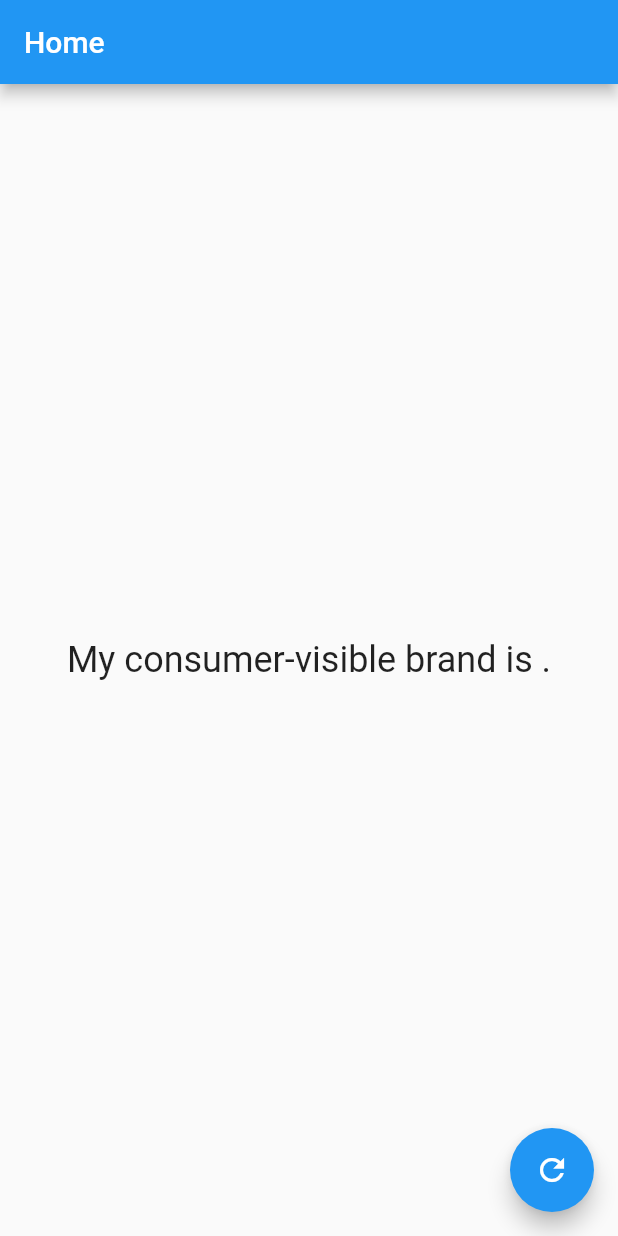
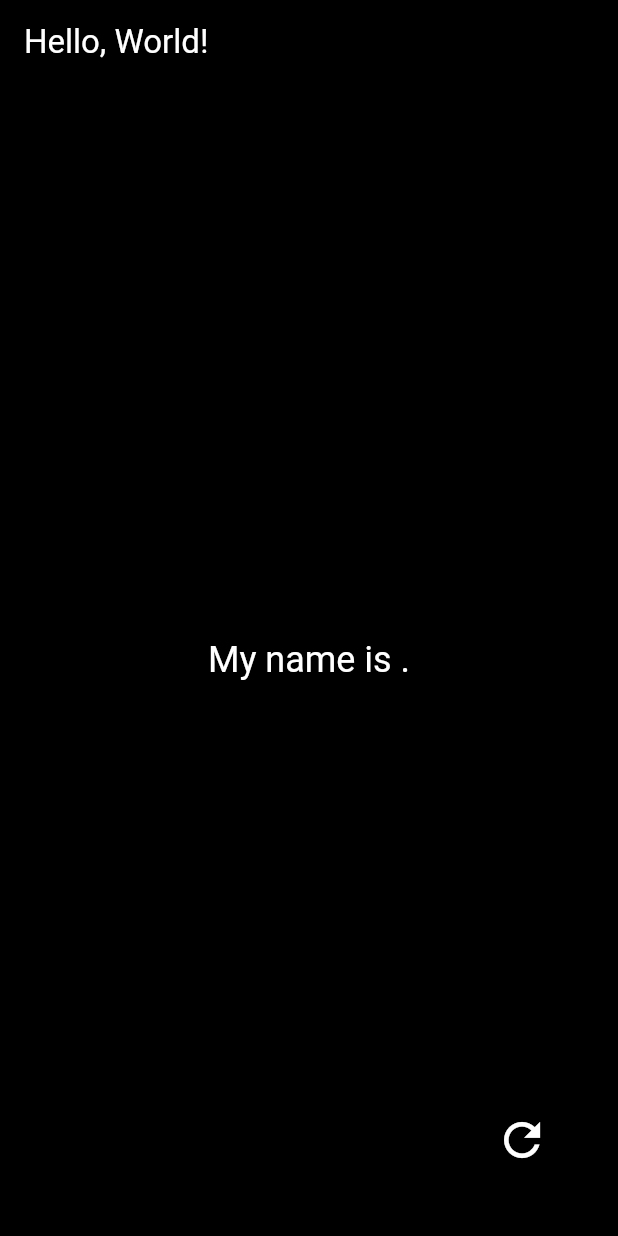
Before and after one commit to aurelitec/hello_world_informed, a Flutter app: the screen it shows after launch, after a tap on the "refresh" icon, on a phone screen of 412 x 824 dp. Run offline on Flutter 3.47's test engine with Material 2 defaults, Android fonts, the phone set to English and light mode, and no system bars; our stand-ins replace device_info_plus.

Commit message:
feat: Add the rest of the Android info bits
Also improve home screen UI.

```diff
--- /dev/null
+++ b/lib/common/app_strings.dart
@@ -0,0 +1,17 @@
+// Copyright 2017-2022 TechAurelian. All rights reserved.
+// Use of this source code is governed by an MIT-style license that can be
+// found in the LICENSE file.
+
+/// String constants used in the user interface of the app.
+
+const String appName = 'Hello World Informed';
+
+// -----------------------------------------------------------------------------------------------
+// Home Screen
+// -----------------------------------------------------------------------------------------------
+
+const String homeScreenTitle = 'Hello, World!';
+const String homeFabTooltip = 'Next random info bit';
+const String shareAction = 'Share...';
+const String rateAction = 'Rate app';
+const String appHomeAction = 'App homepage';
--- a/lib/data/info_bits.dart
+++ b/lib/data/info_bits.dart
@@ -23,47 +23,217 @@ Future<void> buildInfoBits() async {
   DeviceInfoPlugin deviceInfo = DeviceInfoPlugin();
   AndroidDeviceInfo info = await deviceInfo.androidInfo;
 
-  _addInfo('board', 'My underlying board is {INFO}.', info.board);
+  _addInfo(
+    'board',
+    'My underlying board is {INFO}.',
+    info.board,
+  );
 
-  _addInfo('bootloader', 'My system bootloader version number is {INFO}.', info.bootloader);
+  _addInfo(
+    'bootloader',
+    'My system bootloader version number is {INFO}.',
+    info.bootloader,
+  );
 
-  _addInfo('brand', 'My consumer-visible brand is {INFO}.', info.brand);
+  _addInfo(
+    'brand',
+    'My consumer-visible brand is {INFO}.',
+    info.brand,
+  );
 
-  _addInfo('device', 'My industrial design is {INFO}.', info.device);
+  _addInfo(
+    'device',
+    'My industrial design is {INFO}.',
+    info.device,
+  );
 
-  _addInfo('display', '{INFO} is a build ID meant to be displayed to you.', info.display);
+  _addInfo(
+    'display',
+    '{INFO} is a build ID meant to be displayed to you.',
+    info.display,
+  );
 
-  // TODO: displayMetrics
+  // Information about the current android display.
 
-  _addInfo('fingerprint', '{INFO} uniquely identifies this build.', info.fingerprint);
+  _addInfo(
+    'displayMetrics.heightInches',
+    'My exact physical display height is {INFO} inches.',
+    info.displayMetrics.heightInches.toString(),
+  );
 
-  _addInfo('hardware', '{INFO} is the name of the hardware.', info.hardware);
+  _addInfo(
+    'displayMetrics.widthInches',
+    'My exact physical display width is {INFO} inches.',
+    info.displayMetrics.widthInches.toString(),
+  );
 
-  _addInfo('host', '{INFO}: that\'s my hostname.', info.host);
+  _addInfo(
+    'displayMetrics.heightPx',
+    'My absolute height in pixels is {INFO} pixels.',
+    info.displayMetrics.heightPx.toString(),
+  );
 
-  _addInfo('id', '{INFO}? Either a changelist number, or a label.', info.id);
+  _addInfo(
+    'displayMetrics.widthPx',
+    'My absolute width in pixels is {INFO} pixels.',
+    info.displayMetrics.widthPx.toString(),
+  );
 
-  _addInfo('isPhysicalDevice',
-      info.isPhysicalDevice ? 'I\'m a physical device.' : 'I\'m an emulator.', null);
+  _addInfo(
+    'displayMetrics.xDpi',
+    'I have exactly {INFO} physical pixels per inch in the X dimension.',
+    info.displayMetrics.xDpi.toString(),
+  );
 
-  _addInfo('manufacturer', '{INFO} is my manufacturer.', info.manufacturer);
+  _addInfo(
+    'displayMetrics.yDpi',
+    'I have exactly {INFO} physical pixels per inch in the Y dimension.',
+    info.displayMetrics.yDpi.toString(),
+  );
 
-  _addInfo('model', 'My name is {INFO}.', info.model);
+  _addInfo(
+    'displayMetrics.sizeInches',
+    'My exact physical size measured diagonally across the display is {INFO} inches.',
+    info.displayMetrics.sizeInches.toString(),
+  );
 
-  _addInfo('product', 'As an overall product, they call me {INFO}.', info.product);
+  // Back to Android device info.
 
-  // TODO: supported32BitAbis
-  print(info.supported32BitAbis);
+  _addInfo(
+    'fingerprint',
+    '{INFO} uniquely identifies this build.',
+    info.fingerprint,
+  );
 
-  // TODO: supported64BitAbis
+  _addInfo(
+    'hardware',
+    '{INFO} is the name of the hardware.',
+    info.hardware,
+  );
 
-  // TODO: supportedAbis
+  _addInfo(
+    'host',
+    '{INFO}: that\'s my hostname.',
+    info.host,
+  );
 
-  // TODO: systemFeatures
+  _addInfo(
+    'id',
+    '{INFO}? Either a changelist number, or a label.',
+    info.id,
+  );
 
-  _addInfo('tags', '{INFO} are tags that describe my build.', info.tags);
+  _addInfo(
+    'isPhysicalDevice',
+    info.isPhysicalDevice ? 'I\'m a physical device.' : 'I\'m an emulator.',
+    null,
+  );
 
-  _addInfo('type', '{INFO} is my type of build.', info.type);
+  _addInfo(
+    'manufacturer',
+    '{INFO} is my manufacturer.',
+    info.manufacturer,
+  );
 
-  // TODO: version
+  _addInfo(
+    'model',
+    'My name is {INFO}.',
+    info.model,
+  );
+
+  _addInfo(
+    'product',
+    'As an overall product, they call me {INFO}.',
+    info.product,
+  );
+
+  for (String abi in info.supported32BitAbis) {
+    _addInfo(
+      'supported32BitAbis',
+      'I support the {INFO} 32-bit ABI.',
+      abi,
+    );
+  }
+
+  for (String abi in info.supported64BitAbis) {
+    _addInfo(
+      'supported64BitAbis',
+      'I support the {INFO} 64-bit ABI.',
+      abi,
+    );
+  }
+
+  for (String abi in info.supportedAbis) {
+    _addInfo(
+      'supportedAbis',
+      'I support the {INFO} ABI.',
+      abi,
+    );
+  }
+
+  for (String feature in info.systemFeatures) {
+    _addInfo(
+      'systemFeatures',
+      'I have the {INFO} system feature.',
+      feature,
+    );
+  }
+
+  _addInfo(
+    'tags',
+    '{INFO} are tags that describe my build.',
+    info.tags,
+  );
+
+  _addInfo(
+    'type',
+    'My type of build is {INFO}.',
+    info.type,
+  );
+
+  // Android operating system version values
+
+  _addInfo(
+    'baseOS',
+    'The base OS build I\'m based on is {INFO}.',
+    info.version.baseOS,
+  );
+
+  _addInfo(
+    'codename',
+    'My current development codename is {INFO}.',
+    info.version.codename,
+  );
+
+  _addInfo(
+    'incremental',
+    '{INFO} is the internal value used by the underlying source control to represent my build.',
+    info.version.incremental,
+  );
+
+  if (info.version.previewSdkInt != null) {
+    _addInfo(
+      'previewSdkInt',
+      'The developer preview revision of my pre-release SDK is {INFO}.',
+      info.version.previewSdkInt.toString(),
+    );
+  }
+
+  _addInfo(
+    'release',
+    'My user-visible version string is {INFO}.',
+    info.version.release,
+  );
+
+  _addInfo(
+    'sdkInt',
+    'The user-visible SDK version of my framework is {INFO}.',
+    info.version.sdkInt.toString(),
+  );
+
+  _addInfo(
+    'securityPatch',
+    'My user-visible security patch level is {INFO}.',
+    info.version.securityPatch,
+  );
 }
--- a/lib/main.dart
+++ b/lib/main.dart
@@ -1,5 +1,6 @@
 import 'package:flutter/material.dart';
 
+import 'common/app_strings.dart' as app_strings;
 import 'screens/home_screen.dart';
 
 void main() {
@@ -13,18 +14,17 @@ class MyApp extends StatelessWidget {
   @override
   Widget build(BuildContext context) {
     return MaterialApp(
-      title: 'Flutter Demo',
+      debugShowCheckedModeBanner: false,
+      title: app_strings.appName,
       theme: ThemeData(
-        // This is the theme of your application.
-        //
-        // Try running your application with "flutter run". You'll see the
-        // application has a blue toolbar. Then, without quitting the app, try
-        // changing the primarySwatch below to Colors.green and then invoke
-        // "hot reload" (press "r" in the console where you ran "flutter run",
-        // or simply save your changes to "hot reload" in a Flutter IDE).
-        // Notice that the counter didn't reset back to zero; the application
-        // is not restarted.
-        primarySwatch: Colors.blue,
+        brightness: Brightness.light,
+        // colorScheme: ColorScheme.fromSeed(seedColor: Colors.black),
+        colorScheme: const ColorScheme.light(
+          primary: Colors.black,
+          surface: Colors.black,
+          onSurface: Colors.white,
+        ),
+        useMaterial3: true,
       ),
       home: const HomeScreen(),
     );
--- a/lib/screens/home_screen.dart
+++ b/lib/screens/home_screen.dart
@@ -1,5 +1,6 @@
 import 'package:flutter/material.dart';
 
+import '../common/app_strings.dart' as app_strings;
 import '../data/info_bit.dart';
 import '../data/info_bits.dart';
 import '../widgets/info_bit_view.dart';
@@ -35,10 +36,10 @@ class _HomeScreenState extends State<HomeScreen> {
   Widget build(BuildContext context) {
     return Scaffold(
       appBar: AppBar(
-        title: const Text('Home'),
+        title: const Text(app_strings.homeScreenTitle),
       ),
       body: _infoBit != null ? InfoBitView(infoBit: _infoBit!) : Container(),
-      floatingActionButton: FloatingActionButton(
+      floatingActionButton: FloatingActionButton.large(
         onPressed: _shuffleInfoBit,
         child: const Icon(Icons.refresh),
       ),
```
